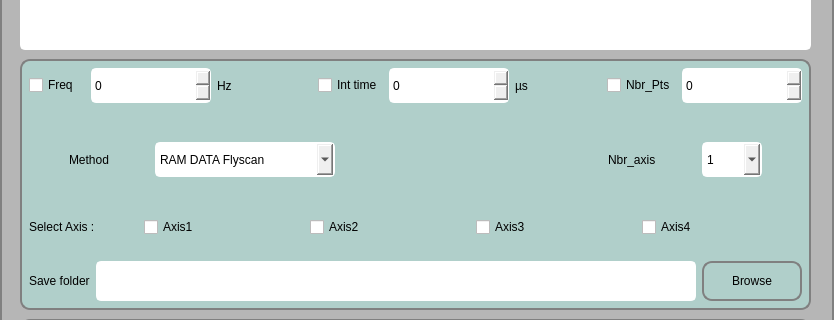
This is ECA_SOLEIL_ZMI4104C/flyscanform.ui in guepy/ECA_ZMI4104C_main as Qt 5 draws it before an edit; both pictures show x 0 to 834 and y 201 to 521 of the 834 by 850 pixel window. The edited form follows.
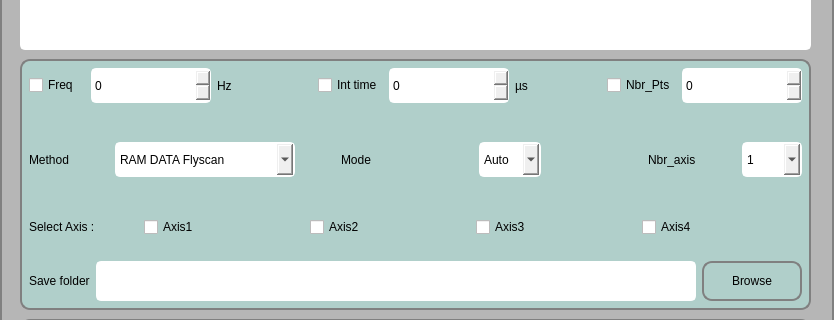
This is the edited form. Icons and pictures are not drawn.

Patch:
```diff
--- a/ECA_SOLEIL_ZMI4104C/flyscanform.ui
+++ b/ECA_SOLEIL_ZMI4104C/flyscanform.ui
@@ -221,22 +221,6 @@
        </sizepolicy>
       </property>
       <layout class="QHBoxLayout" name="horizontalLayout_6">
-       <item>
-        <spacer name="horizontalSpacer_13">
-         <property name="orientation">
-          <enum>Qt::Horizontal</enum>
-         </property>
-         <property name="sizeType">
-          <enum>QSizePolicy::Fixed</enum>
-         </property>
-         <property name="sizeHint" stdset="0">
-          <size>
-           <width>40</width>
-           <height>20</height>
-          </size>
-         </property>
-        </spacer>
-       </item>
        <item>
         <widget class="QLabel" name="label_9">
          <property name="sizePolicy">
@@ -272,7 +256,7 @@
        <item>
         <widget class="QComboBox" name="comboBox">
          <property name="sizePolicy">
-          <sizepolicy hsizetype="Fixed" vsizetype="Fixed">
+          <sizepolicy hsizetype="Preferred" vsizetype="Fixed">
            <horstretch>0</horstretch>
            <verstretch>0</verstretch>
           </sizepolicy>
@@ -295,6 +279,77 @@
          </item>
         </widget>
        </item>
+       <item>
+        <spacer name="horizontalSpacer_17">
+         <property name="orientation">
+          <enum>Qt::Horizontal</enum>
+         </property>
+         <property name="sizeType">
+          <enum>QSizePolicy::Fixed</enum>
+         </property>
+         <property name="sizeHint" stdset="0">
+          <size>
+           <width>40</width>
+           <height>20</height>
+          </size>
+         </property>
+        </spacer>
+       </item>
+       <item>
+        <widget class="QLabel" name="label_15">
+         <property name="sizePolicy">
+          <sizepolicy hsizetype="Fixed" vsizetype="Preferred">
+           <horstretch>0</horstretch>
+           <verstretch>0</verstretch>
+          </sizepolicy>
+         </property>
+         <property name="styleSheet">
+          <string notr="true"/>
+         </property>
+         <property name="text">
+          <string>Mode</string>
+         </property>
+        </widget>
+       </item>
+       <item>
+        <spacer name="horizontalSpacer_14">
+         <property name="orientation">
+          <enum>Qt::Horizontal</enum>
+         </property>
+         <property name="sizeHint" stdset="0">
+          <size>
+           <width>40</width>
+           <height>20</height>
+          </size>
+         </property>
+        </spacer>
+       </item>
+       <item>
+        <widget class="QComboBox" name="comboBox_2">
+         <property name="sizePolicy">
+          <sizepolicy hsizetype="Fixed" vsizetype="Fixed">
+           <horstretch>0</horstretch>
+           <verstretch>0</verstretch>
+          </sizepolicy>
+         </property>
+         <property name="minimumSize">
+          <size>
+           <width>50</width>
+           <height>35</height>
+          </size>
+         </property>
+         <item>
+          <property name="text">
+           <string>Auto</string>
+          </property>
+         </item>
+         <item>
+          <property name="text">
+           <string>Manual</string>
+          </property>
+         </item>
+        </widget>
+       </item>
        <item>
         <spacer name="horizontalSpacer_6">
          <property name="orientation">
@@ -379,22 +434,6 @@
          </item>
         </widget>
        </item>
-       <item>
-        <spacer name="horizontalSpacer_14">
-         <property name="orientation">
-          <enum>Qt::Horizontal</enum>
-         </property>
-         <property name="sizeType">
-          <enum>QSizePolicy::Fixed</enum>
-         </property>
-         <property name="sizeHint" stdset="0">
-          <size>
-           <width>40</width>
-           <height>20</height>
-          </size>
-         </property>
-        </spacer>
-       </item>
       </layout>
      </widget>
     </item>
```
